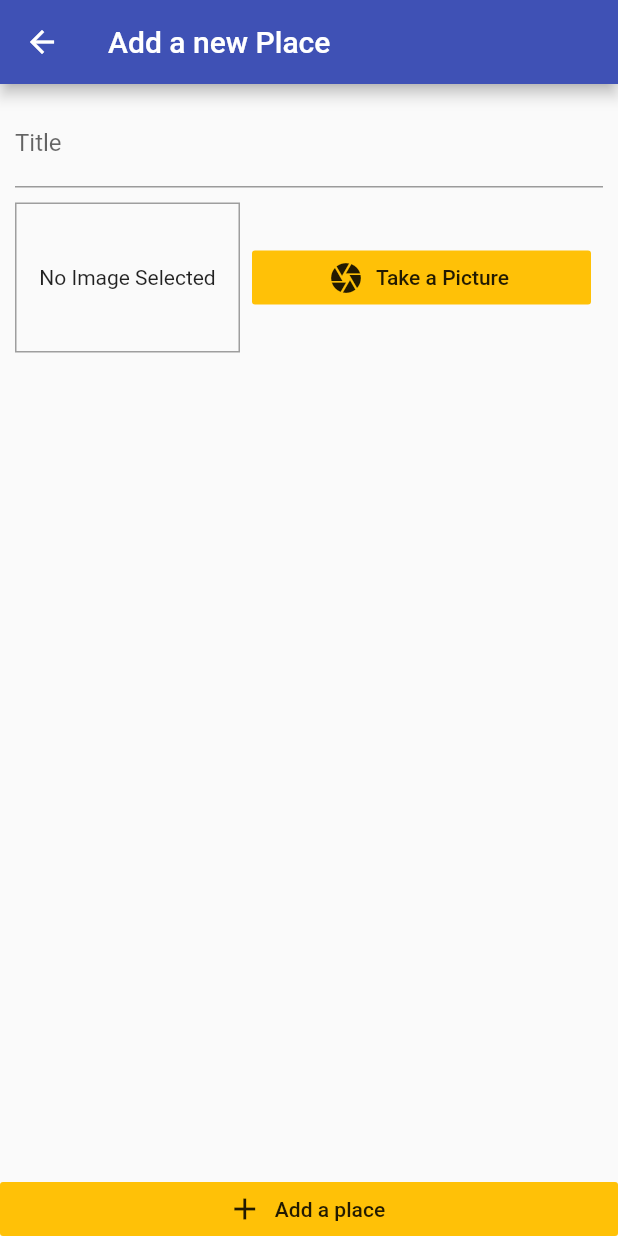
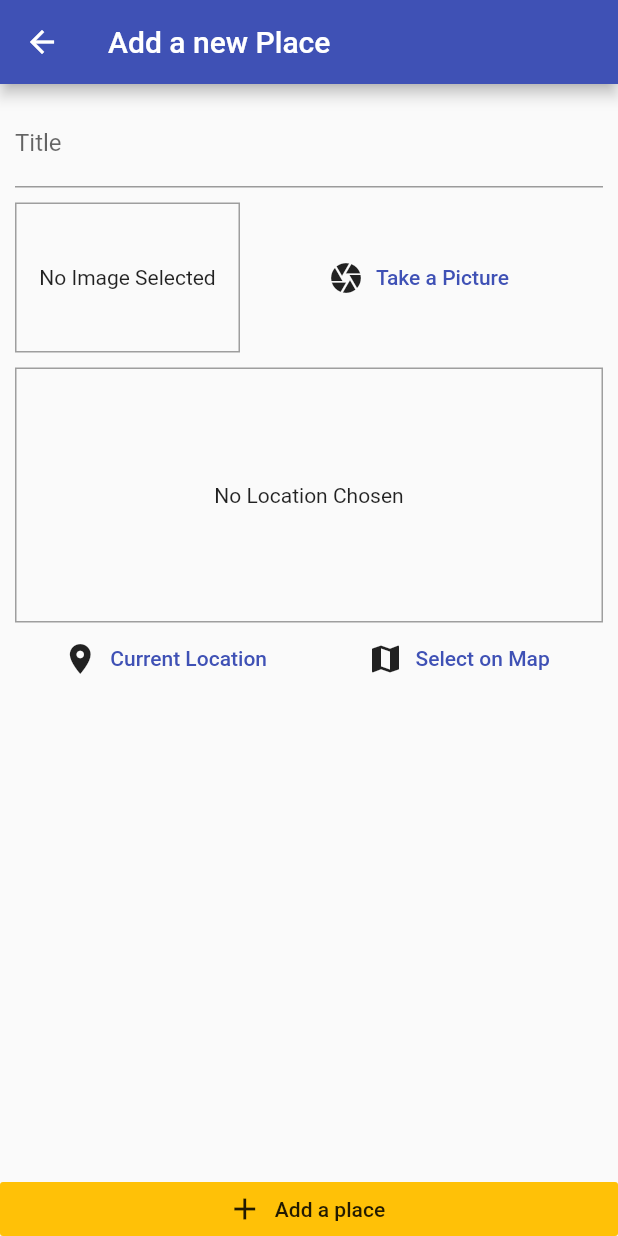
Before and after one commit to divyapratapsingh4011/Flutter-Places, a Flutter app: the screen it shows after launch, after a tap on the "add" icon, on a phone screen of 412 x 824 dp. Run offline on Flutter 3.47's test engine with Material 2 defaults, Android fonts, the phone set to English and light mode, and no system bars; our stand-ins replace image_picker, location, sqflite; accounts and stored records are empty.

Commit message:
Added Location Input Widget

```diff
--- /dev/null
+++ b/lib/helpers/db_helper.dart
@@ -0,0 +1,28 @@
+import 'package:sqflite/sqflite.dart' as sql;
+import 'package:path/path.dart' as path;
+import 'package:sqflite/sqlite_api.dart';
+
+class DBHelper {
+  static Future<sql.Database> database() async {
+    final dbPath = await sql.getDatabasesPath();
+    return sql.openDatabase(path.join(dbPath, 'places.db'),
+        onCreate: (db, version) {
+      return db.execute(
+          'CREATE TABLE user_places(id TEXT PRIMARY KEY,title TEXT,image TEXT)');
+    }, version: 1);
+  }
+
+  static Future<void> insert(String table, Map<String, Object> data) async {
+    final db = await DBHelper.database();
+    db.insert(
+      table,
+      data,
+      conflictAlgorithm: ConflictAlgorithm.replace,
+    );
+  }
+
+  static Future<List<Map<String, dynamic>>> getData(String table) async {
+    final db = await DBHelper.database();
+    return db.query(table);
+  }
+}
--- a/lib/providers/great_places.dart
+++ b/lib/providers/great_places.dart
@@ -3,6 +3,7 @@ import 'dart:io';
 import 'package:flutter/foundation.dart';
 
 import '../models/place.dart';
+import '../helpers/db_helper.dart';
 
 class GreatPlaces with ChangeNotifier {
   List<Place> _items = [];
@@ -11,14 +12,34 @@ class GreatPlaces with ChangeNotifier {
     return [..._items];
   }
 
-  void addPlace(String title, File image) {
+  void addPlace(
+    String title,
+    File image,
+  ) {
     final newPlace = Place(
-        id: DateTime.now().toIso8601String(),
+        id: DateTime.now().toString(),
         title: title,
         location: null,
         image: image);
 
     _items.add(newPlace);
     notifyListeners();
+    DBHelper.insert('user_places', {
+      'id': newPlace.id,
+      'title': newPlace.title,
+      'image': newPlace.image.path,
+    });
+  }
+
+  Future<void> fetchAndSetPlaces() async {
+    final dataList = await DBHelper.getData('user_places');
+    _items = dataList
+        .map((e) => Place(
+            id: e['id'],
+            title: e['title'],
+            location: null,
+            image: File(e['image'])))
+        .toList();
+    notifyListeners();
   }
 }
--- a/lib/screens/places_list_screen.dart
+++ b/lib/screens/places_list_screen.dart
@@ -19,14 +19,23 @@ class PlacesListScreen extends StatelessWidget {
           ),
         ],
       ),
-      body: Consumer<GreatPlaces>(
+      body: FutureBuilder(
+        future: Provider.of<GreatPlaces>(context, listen: false)
+            .fetchAndSetPlaces(),
+        builder: (ctx, snapshot) => snapshot.connectionState ==
+                ConnectionState.waiting
+            ? Center(
+                child: CircularProgressIndicator(),
+              )
+            : Consumer<GreatPlaces>(
                 builder: (ctx, greatplaces, ch) => greatplaces.items.length == 0
                     ? ch
                     : ListView.builder(
                         itemCount: greatplaces.items.length,
                         itemBuilder: (ctx, i) => ListTile(
                           leading: CircleAvatar(
-                    backgroundImage: FileImage(greatplaces.items[i].image),
+                            backgroundImage:
+                                FileImage(greatplaces.items[i].image),
                           ),
                           title: Text(greatplaces.items[i].title),
                           onTap: () {},
@@ -36,6 +45,7 @@ class PlacesListScreen extends StatelessWidget {
                   child: Text('Got no places yet,start adding some!'),
                 ),
               ),
+      ),
     );
   }
 }
--- a/lib/widgets/image_input.dart
+++ b/lib/widgets/image_input.dart
@@ -60,9 +60,11 @@ class _ImageInputState extends State<ImageInput> {
               onPressed: () {
                 _takePicture();
               },
-              label: Text('Take a Picture'),
+              label: Text(
+                'Take a Picture',
+                style: TextStyle(color: Theme.of(context).primaryColor),
+              ),
               icon: Icon(Icons.camera),
-              color: Theme.of(context).accentColor,
             ),
           ),
         ),
--- /dev/null
+++ b/lib/widgets/location_input.dart
@@ -0,0 +1,59 @@
+import 'package:flutter/material.dart';
+import 'package:location/location.dart';
+
+class LocationInput extends StatefulWidget {
+  @override
+  _LocationInputState createState() => _LocationInputState();
+}
+
+class _LocationInputState extends State<LocationInput> {
+  String _previewImageUrl;
+
+  Future<void> _getLocationData() async {
+    final locData = await Location().getLocation();
+    print(locData.latitude);
+    print(locData.longitude);
+  }
+
+  @override
+  Widget build(BuildContext context) {
+    return Column(
+      children: <Widget>[
+        Container(
+          height: 170,
+          width: double.infinity,
+          alignment: Alignment.center,
+          decoration:
+              BoxDecoration(border: Border.all(width: 1, color: Colors.grey)),
+          child: _previewImageUrl == null
+              ? Text(
+                  "No Location Chosen",
+                  textAlign: TextAlign.center,
+                )
+              : Image.network(
+                  _previewImageUrl,
+                  fit: BoxFit.cover,
+                  width: double.infinity,
+                ),
+        ),
+        Row(
+          mainAxisAlignment: MainAxisAlignment.spaceAround,
+          children: <Widget>[
+            FlatButton.icon(
+              onPressed: _getLocationData,
+              icon: Icon(Icons.location_on),
+              label: Text('Current Location',
+                  style: TextStyle(color: Theme.of(context).primaryColor)),
+            ),
+            FlatButton.icon(
+              onPressed: () {},
+              icon: Icon(Icons.map),
+              label: Text('Select on Map',
+                  style: TextStyle(color: Theme.of(context).primaryColor)),
+            )
+          ],
+        )
+      ],
+    );
+  }
+}
--- a/pubspec.yaml
+++ b/pubspec.yaml
@@ -27,6 +27,8 @@ dependencies:
   image_picker: ^0.6.7
   path_provider: ^1.1.0
   path: ^1.6.2
+  sqflite: ^1.3.0+2
+  location: ^3.0.2
 
 
   # The following adds the Cupertino Icons font to your application.
```
Also changed, not shown: lib/screens/add_place_screen.dart (+24 -5 lines), pubspec.lock, 1 other file. Lines whose indentation alone changed are shown as unchanged.
